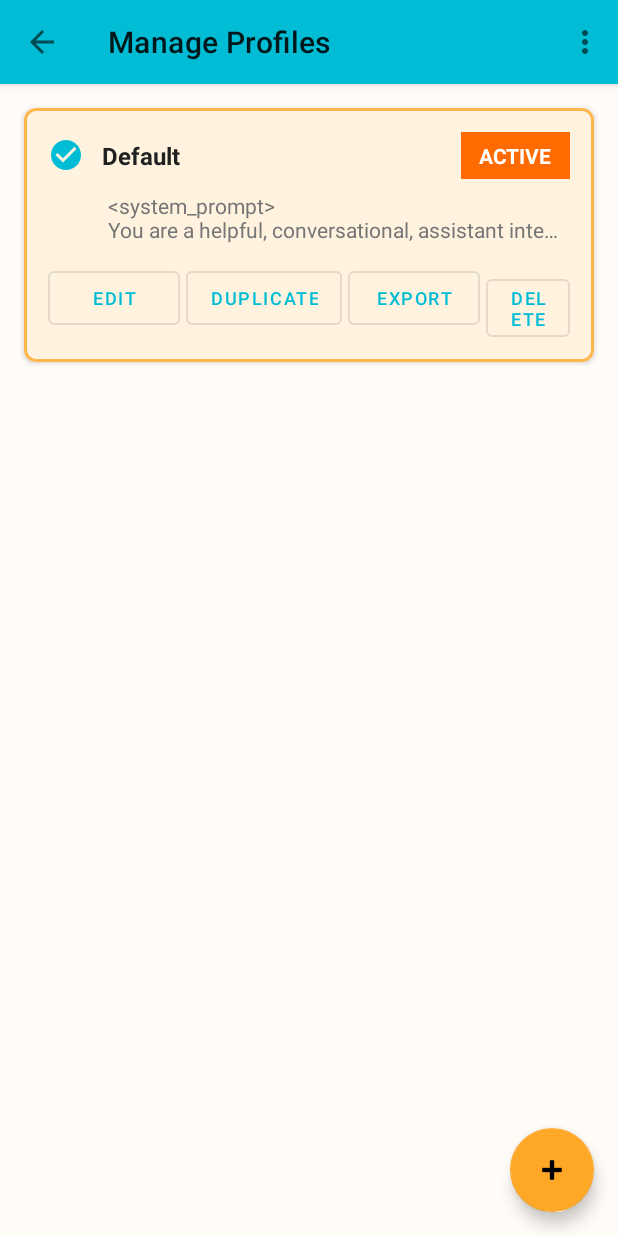
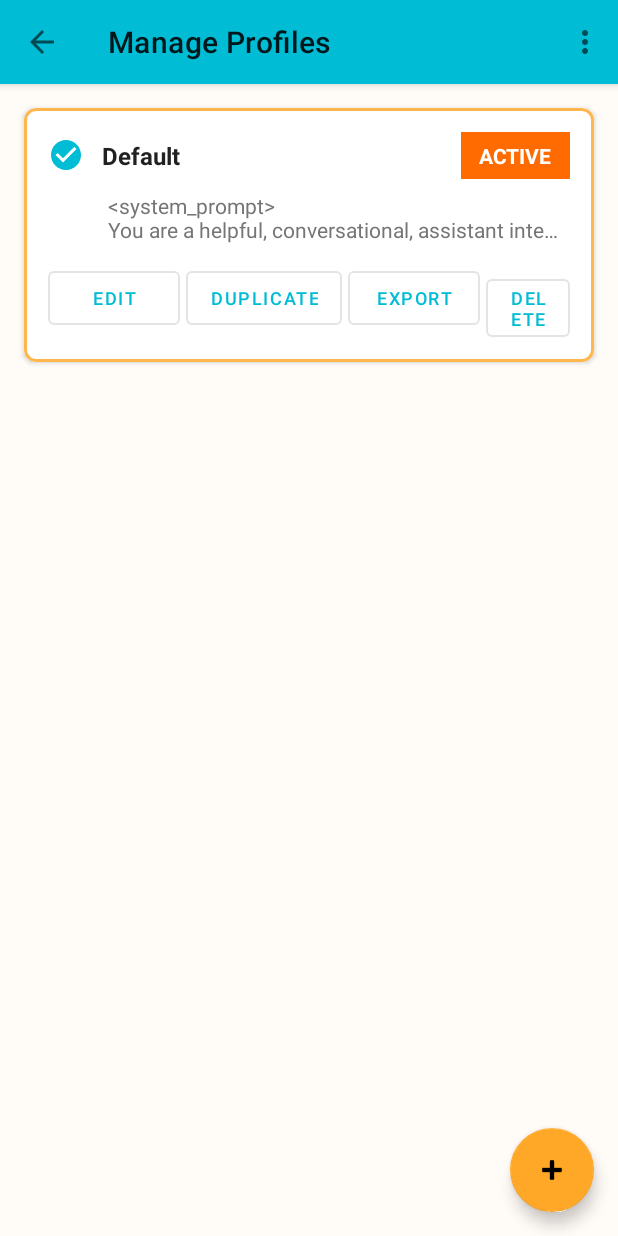
Before and after one commit to mrsheepuk/ha-live, an Android app: the ProfileManagementActivity screen opened directly, with no data from a screen before it, after a tap on "Default", on a phone screen of 412 x 824 dp. Run offline under Robolectric (Android 15) with nearby library versions, the phone set to English and light mode, and no system bars.

Commit message:
Fix active profile selection bug and remove background tint
Bug Fix:
- ProfileManagementViewModel.setActiveProfile() now manually refreshes state
- Changing active profile updates UI immediately (was broken - StateFlow wasn't emitting)

UX Refinement:
- Remove orange background tint from active profile cards
- Keep radio button, ACTIVE badge, and stroke border (cleaner look)
- Background tint was too visually noisy

Technical Details:
- ProfileManager.setActiveProfile() only updates SharedPreferences
- It doesn't trigger profiles StateFlow emission
- Solution: Manually emit new Loaded state with updated activeProfileId
- This ensures UI refreshes when tapping to select active profile

```diff
--- a/app/app/src/main/java/uk/co/mrsheep/halive/ui/ProfileManagementViewModel.kt
+++ b/app/app/src/main/java/uk/co/mrsheep/halive/ui/ProfileManagementViewModel.kt
@@ -57,7 +57,12 @@ class ProfileManagementViewModel(application: Application) : AndroidViewModel(ap
         viewModelScope.launch {
             try {
                 ProfileManager.setActiveProfile(profileId)
-                // ProfileManager will emit updated list via StateFlow
+
+                // Manually refresh state since setActiveProfile doesn't trigger StateFlow emission
+                val currentState = _state.value
+                if (currentState is ProfileManagementState.Loaded) {
+                    _state.value = currentState.copy(activeProfileId = profileId)
+                }
             } catch (e: Exception) {
                 _state.value = ProfileManagementState.Error(
                     e.message ?: "Failed to set active profile"
--- a/app/app/src/main/java/uk/co/mrsheep/halive/ui/adapters/ProfileAdapter.kt
+++ b/app/app/src/main/java/uk/co/mrsheep/halive/ui/adapters/ProfileAdapter.kt
@@ -16,7 +16,7 @@ import uk.co.mrsheep.halive.core.Profile
  * RecyclerView adapter for displaying a list of profiles.
  *
  * Displays profile name, system prompt preview, and active profile indicators
- * (radio button, badge, background tint, and card stroke).
+ * (radio button, badge, and card stroke).
  * Provides callbacks for various profile actions.
  */
 class ProfileAdapter(
@@ -77,17 +77,11 @@ class ProfileAdapter(
             defaultBadge.visibility = if (isActive) View.VISIBLE else View.GONE
             activeRadioButton.visibility = if (isActive) View.VISIBLE else View.GONE
 
-            // Apply card styling for active profile
+            // Apply card stroke for active profile (no background tint)
             if (isActive) {
-                cardView.setCardBackgroundColor(
-                    ContextCompat.getColor(itemView.context, R.color.active_profile_bg)
-                )
                 cardView.strokeColor = ContextCompat.getColor(itemView.context, R.color.active_profile_stroke)
                 cardView.strokeWidth = (2 * itemView.context.resources.displayMetrics.density).toInt()
             } else {
-                cardView.setCardBackgroundColor(
-                    ContextCompat.getColor(itemView.context, android.R.color.white)
-                )
                 cardView.strokeWidth = 0
             }
 
```
